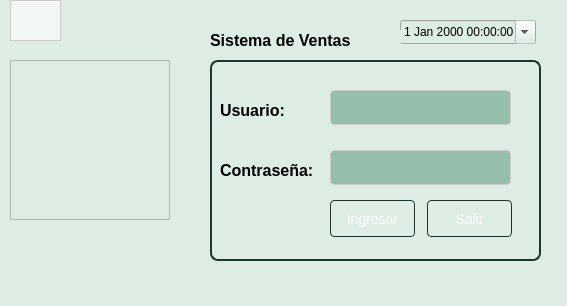
This is Sistema de ventas/ui/FrmLogin.ui in CodeDrTech/DevelopPython as Qt 5 draws it before an edit. The edited form follows.
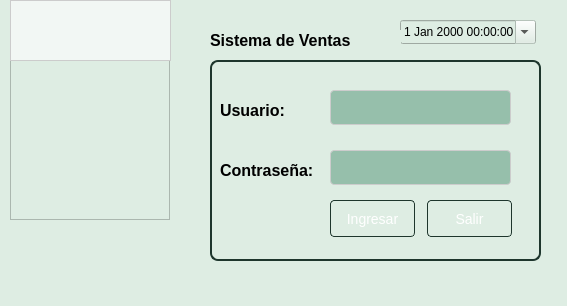
This is the edited form.

Diff of the .ui file:
```diff
--- a/Sistema de ventas/ui/FrmLogin.ui
+++ b/Sistema de ventas/ui/FrmLogin.ui
@@ -306,8 +306,8 @@
      <rect>
       <x>10</x>
       <y>0</y>
-      <width>51</width>
-      <height>41</height>
+      <width>161</width>
+      <height>61</height>
      </rect>
     </property>
     <property name="styleSheet">
```
Left out of the diff: 2 changed lines with no effect on the pictures.
